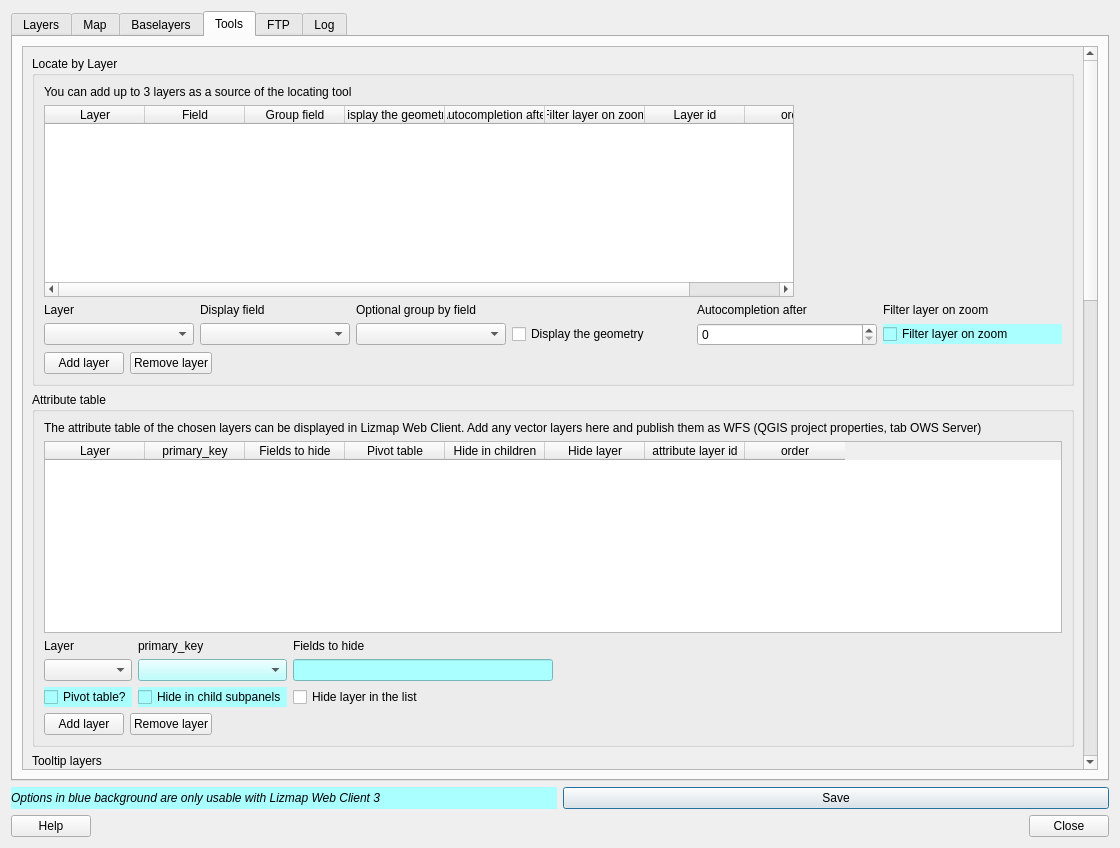
Before: the Qt Designer form ui_lizmap.ui in 3liz/lizmap-plugin, drawn with Qt 5.
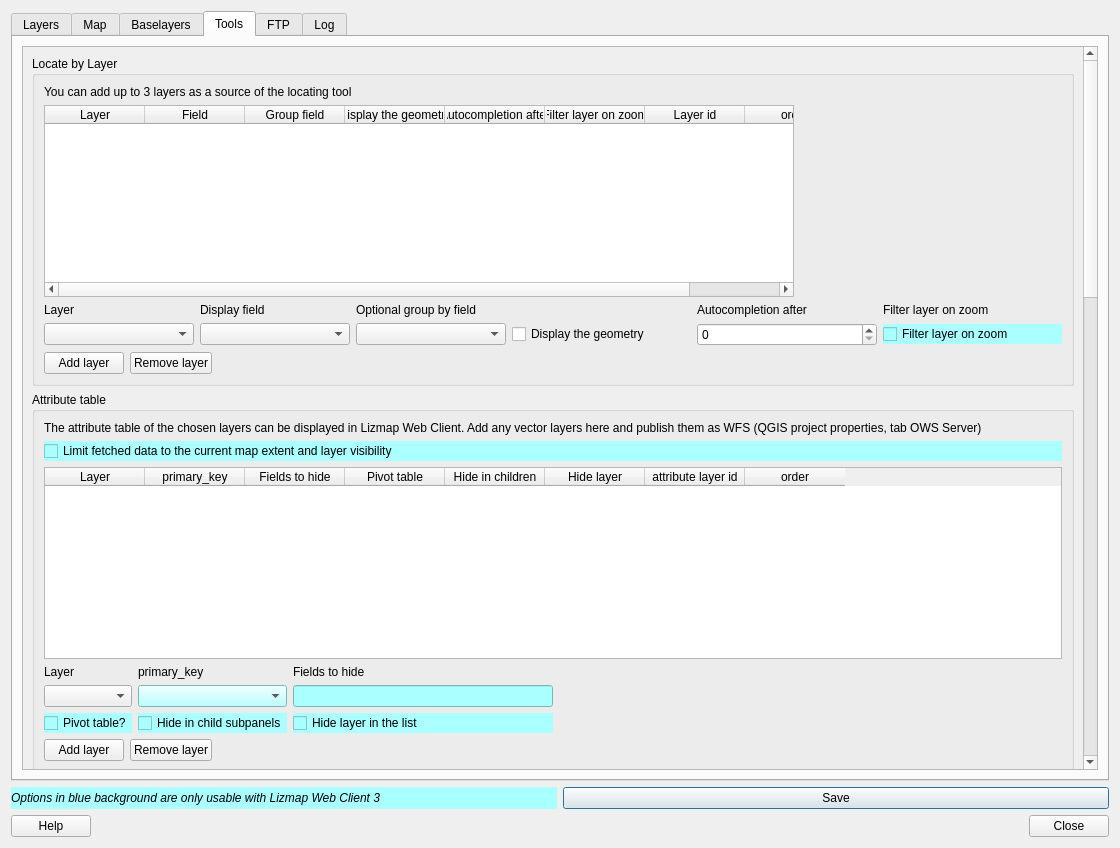
After: the same form once the commit is applied. The open tabs and pages were chosen to show the change. Custom widgets are drawn as their Qt base class.

Commit message: [FEATURE] Attribute table - Option to fetch data only within map extent && layer scale visibility

Patch:
```diff
--- a/ui_lizmap.ui
+++ b/ui_lizmap.ui
@@ -1859,9 +1859,9 @@
           <property name="geometry">
            <rect>
             <x>0</x>
-            <y>-807</y>
+            <y>-171</y>
             <width>1062</width>
-            <height>2218</height>
+            <height>2246</height>
            </rect>
           </property>
           <layout class="QVBoxLayout" name="verticalLayout_4">
@@ -2132,6 +2132,19 @@
                 </property>
                </widget>
               </item>
+              <item>
+               <widget class="QCheckBox" name="cbLimitDataToBbox">
+                <property name="toolTip">
+                 <string>The attribute table will only show the data for the map extent, and only if the layer if visible at current map scale. Usefull for big datasets.</string>
+                </property>
+                <property name="styleSheet">
+                 <string notr="true">background-color:rgb(170, 255, 255);</string>
+                </property>
+                <property name="text">
+                 <string>Limit fetched data to the current map extent and layer visibility</string>
+                </property>
+               </widget>
+              </item>
               <item>
                <widget class="QTableWidget" name="twAttributeLayerList">
                 <property name="alternatingRowColors">
@@ -2249,6 +2262,12 @@
                   </item>
                   <item row="6" column="2">
                    <widget class="QCheckBox" name="cbAttributeLayerHideLayer">
+                    <property name="toolTip">
+                     <string/>
+                    </property>
+                    <property name="styleSheet">
+                     <string notr="true">background-color:rgb(170, 255, 255);</string>
+                    </property>
                     <property name="text">
                      <string>Hide layer in the list</string>
                     </property>
```
Left out of the diff: 15 changed lines with no effect on the pictures. The commit also changes 1 other file.
